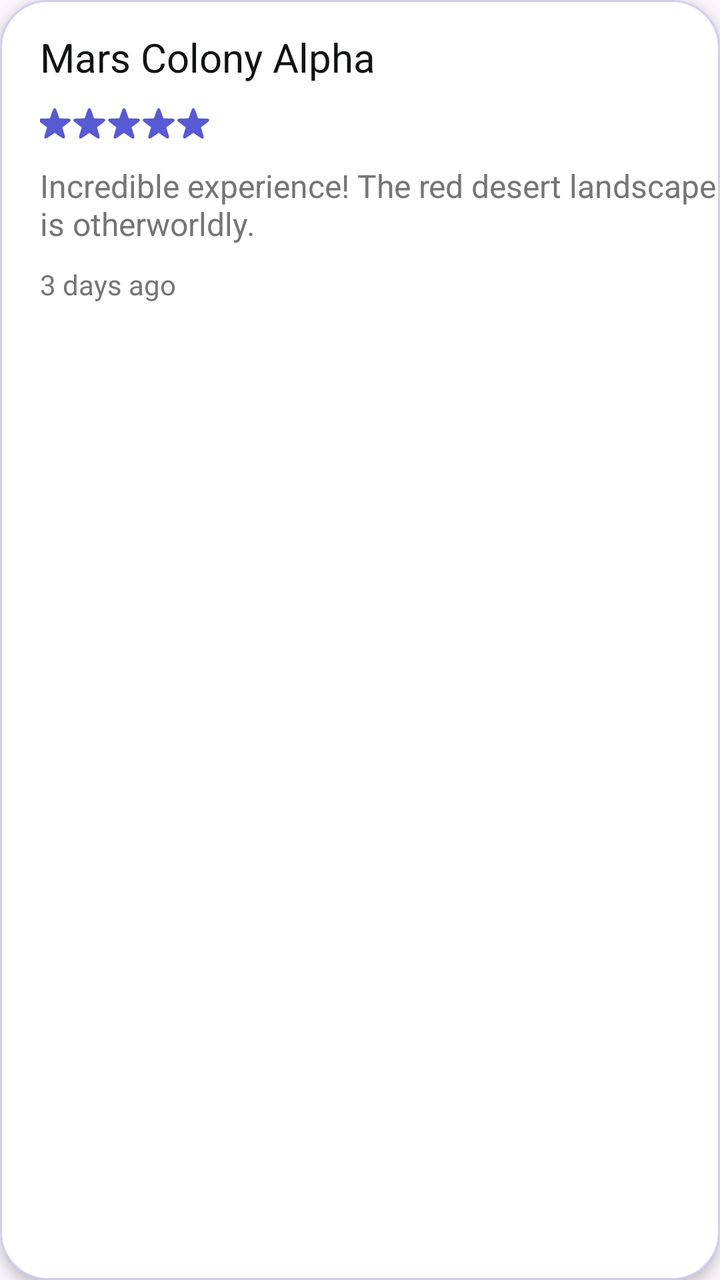
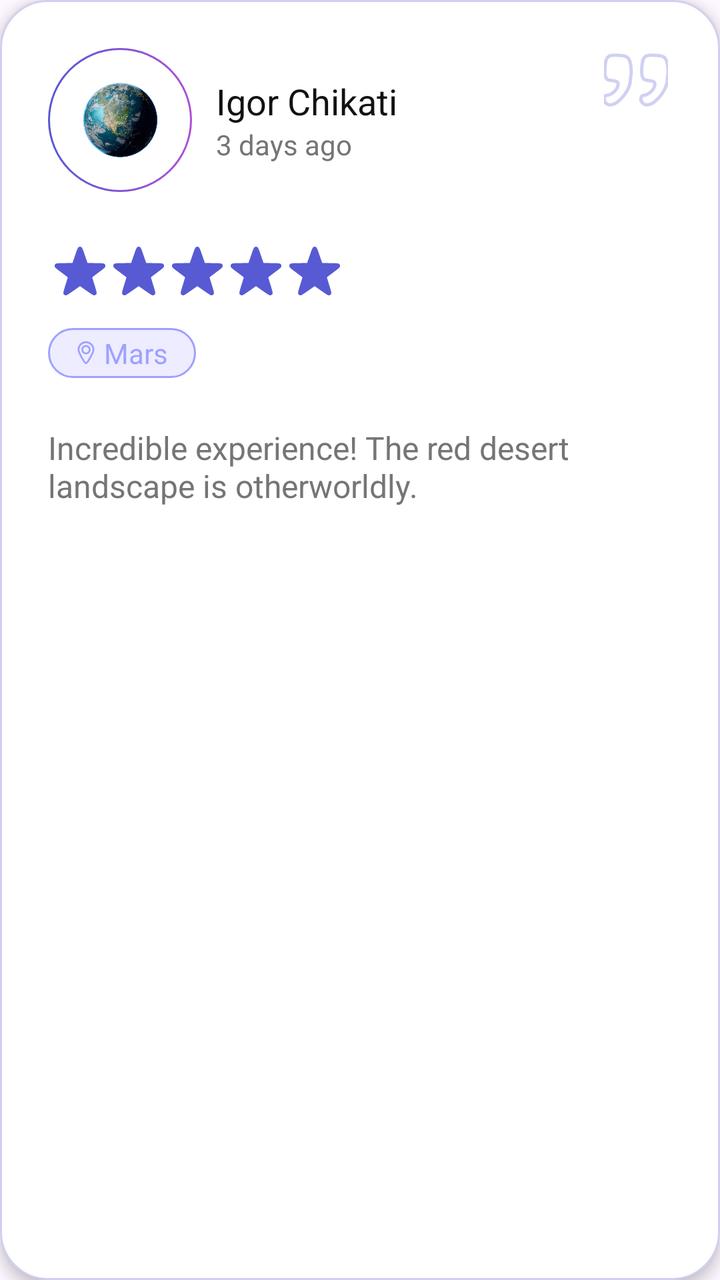

Two renders of the same Android screen: before a commit and after it. Below are the layout's source before the change and the commit's diff.
<!-- AndroidManifest.xml: application theme Theme.SpaceAdvisor -->
<!-- res/layout/item_review.xml -->
<?xml version="1.0" encoding="utf-8"?>
<com.google.android.material.card.MaterialCardView xmlns:android="http://schemas.android.com/apk/res/android"
    xmlns:app="http://schemas.android.com/apk/res-auto"
    android:layout_width="match_parent"
    android:layout_height="wrap_content"
    android:layout_marginHorizontal="16dp"
    android:layout_marginTop="6dp"
    android:layout_marginBottom="24dp"
    android:backgroundTint="@color/background"
    app:cardCornerRadius="24dp"
    app:cardElevation="4dp"
    app:strokeColor="?attr/customColorPrimaryGlow">

    <androidx.appcompat.widget.LinearLayoutCompat
        android:layout_width="match_parent"
        android:layout_height="wrap_content"
        android:orientation="horizontal"
        android:paddingVertical="15dp">


        <LinearLayout
            android:layout_width="match_parent"
            android:layout_height="wrap_content"
            android:layout_marginStart="20dp"
            android:layout_weight="1"
            android:orientation="vertical">

            <TextView
                android:id="@+id/review_title"
                android:layout_width="wrap_content"
                android:layout_height="wrap_content"
                android:layout_marginBottom="10dp"
                android:text="Mars Colony Alpha"
                android:textColor="@color/title"
                android:textSize="20sp" />

            <LinearLayout
                android:id="@+id/livesContainer"
                android:layout_width="wrap_content"
                android:layout_height="wrap_content"
                android:orientation="horizontal">

                <ImageView
                    android:id="@+id/star1"
                    android:layout_width="20dp"
                    android:layout_height="20dp"
                    android:layout_marginStart="-3dp"
                    android:layout_marginEnd="-3dp"
                    android:src="@drawable/ic_rating_star_filled"
                    android:tint="?attr/customColorPrimary" />

                <ImageView
                    android:id="@+id/star2"
                    android:layout_width="20dp"
                    android:layout_height="20dp"
                    android:layout_marginEnd="-3dp"
                    android:src="@drawable/ic_rating_star_filled"
                    android:tint="?attr/customColorPrimary" />


                <ImageView
                    android:id="@+id/star3"
                    android:layout_width="20dp"
                    android:layout_height="20dp"
                    android:layout_marginEnd="-3dp"
                    android:src="@drawable/ic_rating_star_filled"
                    android:tint="?attr/customColorPrimary" />


                <ImageView
                    android:id="@+id/star4"
                    android:layout_width="20dp"
                    android:layout_height="20dp"
                    android:layout_marginEnd="-3dp"
                    android:src="@drawable/ic_rating_star_filled"
                    android:tint="?attr/customColorPrimary" />


                <ImageView
                    android:id="@+id/star5"
                    android:layout_width="20dp"
                    android:layout_height="20dp"
                    android:src="@drawable/ic_rating_star_filled"
                    android:tint="?attr/customColorPrimary" />


            </LinearLayout>


            <TextView
                android:id="@+id/review_content"
                android:layout_width="match_parent"
                android:layout_height="wrap_content"
                android:layout_marginTop="10dp"
                android:layout_marginBottom="10dp"
                android:text="Incredible experience! The red desert landscape is otherworldly."
                android:textColor="@color/body"
                android:textSize="16sp" />

            <TextView
                android:id="@+id/review_date"
                android:layout_width="wrap_content"
                android:layout_height="wrap_content"
                android:text="3 days ago"
                android:textColor="@color/body"
                android:textSize="14sp" />

        </LinearLayout>

    </androidx.appcompat.widget.LinearLayoutCompat>

</com.google.android.material.card.MaterialCardView>
<!-- resources referenced by this layout -->
<resources>
  <style name="Theme.SpaceAdvisor" parent="Base.Theme.SpaceAdvisor">
          <item name="colorPrimary">@color/primary</item>
          <item name="customColorPrimary">@color/primary</item>
          <item name="customColorPrimaryGlow">@color/primary_glow</item>
          <item name="customColorPrimaryFaded">@color/primary_faded</item>
          <item name="customColorPrimaryLight">@color/primary_light</item>
          <item name="customColorPrimaryVariant">@color/primary_variant</item>
          <item name="customColorPrimaryVariantFaded">@color/primary_variant_faded</item>
      </style>
  <style name="Base.Theme.SpaceAdvisor" parent="Theme.Material3.DayNight.NoActionBar">
          <item name="colorPrimary">@color/primary</item>
      </style>
  <color name="primary">@color/space_purple</color>
  <color name="primary_glow">@color/space_purple_glow</color>
  <color name="primary_faded">@color/space_purple_faded</color>
  <color name="primary_light">@color/space_purple_light</color>
  <color name="primary_variant">@color/space_pink</color>
  <color name="primary_variant_faded">@color/space_pink_faded</color>
  <color name="space_purple_glow">#48575AD3</color>
  <color name="space_purple_faded">#50A0A0FF</color>
  <!-- unchanged entries left out for length: 12 -->
</resources>

<!-- the commit's change to res/layout/item_review.xml (unified diff, before → after) -->
@@ -3,109 +3,175 @@
     xmlns:app="http://schemas.android.com/apk/res-auto"
     android:layout_width="match_parent"
     android:layout_height="wrap_content"
-    android:layout_marginHorizontal="16dp"
-    android:layout_marginTop="6dp"
-    android:layout_marginBottom="24dp"
+    android:layout_marginHorizontal="12dp"
+    android:layout_marginVertical="12dp"
     android:backgroundTint="@color/background"
     app:cardCornerRadius="24dp"
     app:cardElevation="4dp"
-    app:strokeColor="?attr/customColorPrimaryGlow">
+    app:strokeColor="?attr/customColorPrimaryFaded">
 
     <androidx.appcompat.widget.LinearLayoutCompat
         android:layout_width="match_parent"
         android:layout_height="wrap_content"
-        android:orientation="horizontal"
-        android:paddingVertical="15dp">
-
+        android:orientation="vertical"
+        android:paddingHorizontal="24dp"
+        android:paddingVertical="24dp">
 
         <LinearLayout
             android:layout_width="match_parent"
             android:layout_height="wrap_content"
-            android:layout_marginStart="20dp"
-            android:layout_weight="1"
-            android:orientation="vertical">
+            android:gravity="center_vertical">
 
-            <TextView
-                android:id="@+id/review_title"
+            <FrameLayout
                 android:layout_width="wrap_content"
-                android:layout_height="wrap_content"
-                android:layout_marginBottom="10dp"
-                android:text="Mars Colony Alpha"
-                android:textColor="@color/title"
-                android:textSize="20sp" />
+                android:layout_height="wrap_content">
+
+                <View
+                    android:layout_width="72dp"
+                    android:layout_height="72dp"
+                    android:background="@drawable/bg_oval_gradient" />
+
+                <com.google.android.material.imageview.ShapeableImageView
+                    style="@style/ShapeAppearance.Material3.Corner.Full"
+                    android:layout_width="72dp"
+                    android:layout_height="72dp"
+                    android:layout_gravity="center"
+                    android:background="@color/background"
+                    android:padding="1dp"
+                    app:shapeAppearanceOverlay="@style/ShapeAppearance.Material3.Corner.Full"
+                    app:strokeWidth="0dp" />
+
+                <com.google.android.material.imageview.ShapeableImageView
+                    android:id="@+id/user_pic_item_review"
+                    android:layout_width="66dp"
+                    android:layout_height="66dp"
+                    android:layout_gravity="center"
+                    android:background="@color/transparent"
+                    android:padding="8dp"
+                    android:scaleType="centerCrop"
+                    android:src="@drawable/pic_profile" />
+            </FrameLayout>
 
             <LinearLayout
-                android:id="@+id/livesContainer"
-                android:layout_width="wrap_content"
+                android:layout_width="0dp"
                 android:layout_height="wrap_content"
-                android:orientation="horizontal">
+                android:layout_marginStart="12dp"
+                android:layout_weight="1"
+                android:orientation="vertical">
 
-                <ImageView
-                    android:id="@+id/star1"
-                    android:layout_width="20dp"
-                    android:layout_height="20dp"
-                    android:layout_marginStart="-3dp"
-                    android:layout_marginEnd="-3dp"
-                    android:src="@drawable/ic_rating_star_filled"
-                    android:tint="?attr/customColorPrimary" />
+                <TextView
+                    android:id="@+id/reviewer_name_item_review"
+                    android:layout_width="match_parent"
+                    android:layout_height="wrap_content"
+                    android:text="Igor Chikati"
+                    android:textColor="@color/title"
+                    android:textSize="18sp" />
 
-                <ImageView
-                    android:id="@+id/star2"
-                    android:layout_width="20dp"
-                    android:layout_height="20dp"
-                    android:layout_marginEnd="-3dp"
-                    android:src="@drawable/ic_rating_star_filled"
-                    android:tint="?attr/customColorPrimary" />
-
-
-                <ImageView
-                    android:id="@+id/star3"
-                    android:layout_width="20dp"
-                    android:layout_height="20dp"
-                    android:layout_marginEnd="-3dp"
-                    android:src="@drawable/ic_rating_star_filled"
-                    android:tint="?attr/customColorPrimary" />
-
-
-                <ImageView
-                    android:id="@+id/star4"
-                    android:layout_width="20dp"
-                    android:layout_height="20dp"
-                    android:layout_marginEnd="-3dp"
-                    android:src="@drawable/ic_rating_star_filled"
-                    android:tint="?attr/customColorPrimary" />
-
-
-                <ImageView
-                    android:id="@+id/star5"
-                    android:layout_width="20dp"
-                    android:layout_height="20dp"
-                    android:src="@drawable/ic_rating_star_filled"
-                    android:tint="?attr/customColorPrimary" />
-
+                <TextView
+                    android:id="@+id/review_date_item_review"
+                    android:layout_width="match_parent"
+                    android:layout_height="wrap_content"
+                    android:text="3 days ago"
+                    android:textColor="@color/body"
+                    android:textSize="14sp" />
 
             </LinearLayout>
 
+            <ImageView
+                android:layout_width="32dp"
+                android:layout_height="32dp"
+                android:layout_gravity="top"
+                android:layout_marginEnd="2dp"
+                android:rotation="180"
+                android:src="@drawable/ic_quotation_mark"
+                app:tint="?attr/customColorPrimaryFaded" />
+        </LinearLayout>
+
+        <LinearLayout
+            android:id="@+id/rating_star_container_item_review"
+            android:layout_width="wrap_content"
+            android:layout_height="wrap_content"
+            android:layout_marginTop="24dp"
+            android:layout_marginBottom="12dp"
+            android:orientation="horizontal">
+
+            <ImageView
+                android:id="@+id/star1"
+                android:layout_width="32dp"
+                android:layout_height="32dp"
+                android:layout_marginEnd="-3dp"
+                android:src="@drawable/ic_rating_star_filled"
+                app:tint="?attr/customColorPrimary" />
+
+            <ImageView
+                android:id="@+id/star2"
+                android:layout_width="32dp"
+                android:layout_height="32dp"
+                android:layout_marginEnd="-3dp"
+                android:src="@drawable/ic_rating_star_filled"
+                app:tint="?attr/customColorPrimary" />
+
+
+            <ImageView
+                android:id="@+id/star3"
+                android:layout_width="32dp"
+                android:layout_height="32dp"
+                android:layout_marginEnd="-3dp"
+                android:src="@drawable/ic_rating_star_filled"
+                app:tint="?attr/customColorPrimary" />
+
+
+            <ImageView
+                android:id="@+id/star4"
+                android:layout_width="32dp"
+                android:layout_height="32dp"
+                android:layout_marginEnd="-3dp"
+                android:src="@drawable/ic_rating_star_filled"
+                app:tint="?attr/customColorPrimary" />
+
+
+            <ImageView
+                android:id="@+id/star5"
+                android:layout_width="32dp"
+                android:layout_height="32dp"
+                android:src="@drawable/ic_rating_star_filled"
+                app:tint="?attr/customColorPrimary" />
+
+
+        </LinearLayout>
+
+        <LinearLayout
+            android:layout_width="wrap_content"
+            android:layout_height="wrap_content"
+            android:layout_marginBottom="24dp"
+            android:background="@drawable/bg_primary_light_stroke"
+            android:gravity="center"
+            android:paddingVertical="3dp"
+            android:paddingStart="10dp"
+            android:paddingEnd="14dp">
+
+            <ImageView
+                android:layout_width="18dp"
+                android:layout_height="18dp"
+                android:src="@drawable/ic_pin"
+                app:tint="?attr/customColorPrimaryLight" />
 
             <TextView
-                android:id="@+id/review_content"
-                android:layout_width="match_parent"
-                android:layout_height="wrap_content"
-                android:layout_marginTop="10dp"
-                android:layout_marginBottom="10dp"
-                android:text="Incredible experience! The red desert landscape is otherworldly."
-                android:textColor="@color/body"
-                android:textSize="16sp" />
-
-            <TextView
-                android:id="@+id/review_date"
+                android:id="@+id/destination_title_item_review"
                 android:layout_width="wrap_content"
                 android:layout_height="wrap_content"
-                android:text="3 days ago"
-                android:textColor="@color/body"
+                android:text="Mars"
+                android:textColor="?attr/customColorPrimaryLight"
                 android:textSize="14sp" />
+        </LinearLayout>
 
-        </LinearLayout>
+        <TextView
+            android:id="@+id/review_content_item_review"
+            android:layout_width="match_parent"
+            android:layout_height="wrap_content"
+            android:text="Incredible experience! The red desert landscape is otherworldly."
+            android:textColor="@color/body"
+            android:textSize="16sp" />
 
     </androidx.appcompat.widget.LinearLayoutCompat>
 
<!-- resource entries referenced after the edit -->
@@ -1,25 +1,81 @@
 <!-- resources referenced by this layout -->
 <resources>
+  <color name="transparent">#00000000</color>
+  <!-- drawable bg_oval_gradient (drawable) -->
+  <?xml version="1.0" encoding="utf-8"?>
+  <shape xmlns:android="http://schemas.android.com/apk/res/android"
+      android:shape="oval">
+      <gradient
+          android:angle="0"
+          android:endColor="?attr/customColorPrimaryVariant"
+          android:startColor="?attr/customColorPrimary"
+          android:type="linear" />
+  </shape>
+  <!-- drawable bg_primary_light_stroke (drawable) -->
+  <?xml version="1.0" encoding="utf-8"?>
+  <shape xmlns:android="http://schemas.android.com/apk/res/android"
+      android:shape="rectangle">
+      <corners android:radius="20dp" />
+      <solid android:color="?attr/customColorPrimaryLightFaded" />
+      <stroke
+          android:width="1dp"
+          android:color="?attr/customColorPrimaryLight" />
+  </shape>
+  <!-- drawable ic_pin (drawable) -->
+  <?xml version="1.0" encoding="utf-8"?>
+  <vector xmlns:android="http://schemas.android.com/apk/res/android"
+      android:width="24dp"
+      android:height="24dp"
+      android:viewportWidth="24"
+      android:viewportHeight="24">
+  
+      <path
+          android:strokeColor="#FFFFFF"
+          android:strokeWidth="1.2"
+          android:strokeLineJoin="round"
+          android:strokeLineCap="round"
+          android:pathData="M17 10C17 11.7279 15.0424 14.9907 13.577 17.3543C12.8967 18.4514 12.5566 19 12 19C11.4434 19 11.1033 18.4514 10.423 17.3543C8.95763 14.9907 7 11.7279 7 10C7 7.23858 9.23858 5 12 5C14.7614 5 17 7.23858 17 10Z" />
+      <path
+          android:strokeColor="#FFFFFF"
+          android:strokeWidth="1.2"
+          android:strokeLineJoin="round"
+          android:strokeLineCap="round"
+          android:pathData="M14.5 10C14.5 11.3807 13.3807 12.5 12 12.5C10.6193 12.5 9.5 11.3807 9.5 10C9.5 8.61929 10.6193 7.5 12 7.5C13.3807 7.5 14.5 8.61929 14.5 10Z" />
+  </vector>
+  <!-- drawable ic_quotation_mark (drawable) -->
+  <?xml version="1.0" encoding="utf-8"?>
+  <vector xmlns:android="http://schemas.android.com/apk/res/android"
+      android:width="351.128dp"
+      android:height="351.128dp"
+      android:viewportWidth="351.128"
+      android:viewportHeight="351.128">
+  
+      <path
+          android:fillColor="#00000000"
+          android:pathData="M72.326,147.33c4.284-26.928,37.944-55.692,64.26-56.304c1.836,0,3.672-0.612,4.896-1.836 c1.224-0.612,2.448-1.224,3.06-3.06c9.18-17.136,4.284-30.6-11.016-41.616c-17.748-12.852-45.9,0-59.976,11.628 C38.054,85.518,1.946,136.313,3.782,184.662c-6.12,32.437-4.896,67.32,4.284,96.084c6.12,18.36,23.868,27.54,42.228,28.764 c18.36,1.225,56.304,6.732,72.828-4.283c16.524-11.017,17.748-32.437,19.584-50.796c1.836-20.196,7.344-58.141-9.792-74.053 C115.778,165.078,66.818,181.602,72.326,147.33z"
+          android:strokeWidth="18"
+          android:strokeColor="#000000" />
+      <path
+          android:fillColor="#00000000"
+          android:pathData="M274.286,147.33c4.284-26.928,37.943-55.692,64.26-56.304c1.836,0,3.672-0.612,4.896-1.836 c1.225-0.612,2.448-1.224,3.061-3.06c9.18-17.136,4.284-30.6-11.016-41.616c-17.748-12.852-45.9,0-59.977,11.628 c-35.496,29.376-71.604,80.172-69.768,128.52c-6.12,32.437-4.896,67.32,4.283,96.084c6.12,18.36,23.868,27.54,42.229,28.764 c18.36,1.225,56.304,6.732,72.828-4.283c16.523-11.017,17.748-32.437,19.584-50.796c1.836-20.196,7.344-58.141-9.792-74.053 C317.738,165.078,268.166,181.602,274.286,147.33z"
+          android:strokeWidth="18"
+          android:strokeColor="#000000" />
+  </vector>
+  <!-- drawable pic_profile: webp bitmap (drawable, 94844 bytes) -->
   <style name="Theme.SpaceAdvisor" parent="Base.Theme.SpaceAdvisor">
-          <item name="colorPrimary">@color/primary</item>
-          <item name="customColorPrimary">@color/primary</item>
-          <item name="customColorPrimaryGlow">@color/primary_glow</item>
-          <item name="customColorPrimaryFaded">@color/primary_faded</item>
-          <item name="customColorPrimaryLight">@color/primary_light</item>
-          <item name="customColorPrimaryVariant">@color/primary_variant</item>
-          <item name="customColorPrimaryVariantFaded">@color/primary_variant_faded</item>
+          <item name="colorPrimary">@color/space_purple</item>
+          <item name="customColorPrimary">@color/space_purple</item>
+          <item name="customColorPrimaryFaded">@color/space_purple_faded</item>
+          <item name="customColorPrimaryLight">@color/space_purple_light</item>
+          <item name="customColorPrimaryLightFaded">@color/space_purple_light_faded</item>
+          <item name="customColorPrimaryVariant">@color/space_pink</item>
+          <item name="customColorPrimaryVariantFaded">@color/space_pink_faded</item>
       </style>
   <style name="Base.Theme.SpaceAdvisor" parent="Theme.Material3.DayNight.NoActionBar">
-          <item name="colorPrimary">@color/primary</item>
+          <item name="colorPrimary">@color/space_purple</item>
       </style>
-  <color name="primary">@color/space_purple</color>
-  <color name="primary_glow">@color/space_purple_glow</color>
-  <color name="primary_faded">@color/space_purple_faded</color>
-  <color name="primary_light">@color/space_purple_light</color>
-  <color name="primary_variant">@color/space_pink</color>
-  <color name="primary_variant_faded">@color/space_pink_faded</color>
-  <color name="space_purple_glow">#48575AD3</color>
-  <color name="space_purple_faded">#50A0A0FF</color>
+  <color name="space_purple_faded">#48575AD3</color>
+  <color name="space_purple_light_faded">#30A0A0FF</color>
   <!-- unchanged entries left out for length: 12 -->
 </resources>
 
